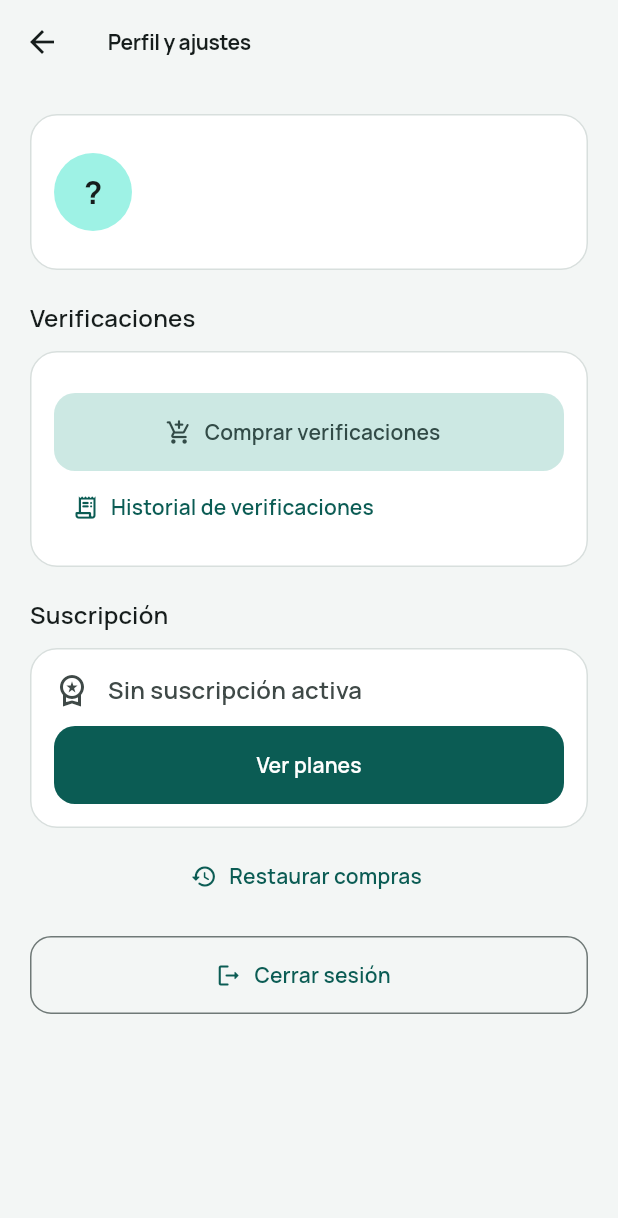
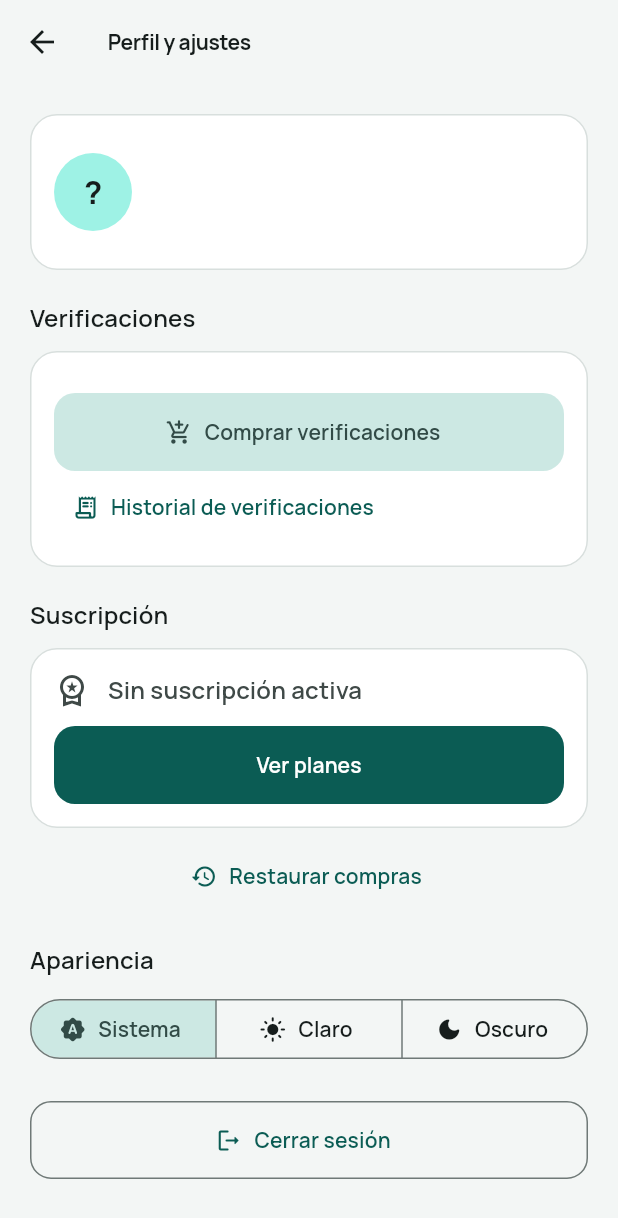
Before and after one commit to hfranco346/cashback_audit, a Flutter app: the SettingsPage screen opened by its route, on a phone screen of 412 x 824 dp. Shown: the top 1218 px of the screen. Run offline on Flutter 3.47's test engine with Material 3 defaults, Android fonts, the phone set to English and light mode, and no system bars; our stand-ins replace animate_do, decimal, dio, drift, drift_flutter, equatable and 6 more; missing offline and left inert: purchases_flutter; accounts and stored records are empty; generated files the repository leaves out were written again.

Commit message:
feat(mobile): let users choose light, dark or system theme

```diff
--- a/apps/mobile/lib/app.dart
+++ b/apps/mobile/lib/app.dart
@@ -7,6 +7,7 @@ import 'core/l10n/strings.dart';
 import 'core/routing/app_pages.dart';
 import 'core/routing/app_routes.dart';
 import 'core/theme/app_theme.dart';
+import 'features/settings/presentation/theme_controller.dart';
 
 class CashbackAuditApp extends StatelessWidget {
   const CashbackAuditApp({super.key});
@@ -18,7 +19,8 @@ class CashbackAuditApp extends StatelessWidget {
       debugShowCheckedModeBanner: false,
       theme: AppTheme.light,
       darkTheme: AppTheme.dark,
-      themeMode: ThemeMode.system,
+      // Initial mode only; later changes go through Get.changeThemeMode.
+      themeMode: Get.find<ThemeController>().themeMode,
       locale: const Locale('es', 'MX'),
       fallbackLocale: const Locale('es', 'MX'),
       supportedLocales: const [Locale('es', 'MX'), Locale('es')],
--- a/apps/mobile/lib/core/l10n/strings.dart
+++ b/apps/mobile/lib/core/l10n/strings.dart
@@ -186,6 +186,10 @@ abstract final class S {
   static String merchantCount(int n) => n == 1 ? '1 comercio' : '$n comercios';
 
   static const settingsTitle = 'Perfil y ajustes';
+  static const appearanceTitle = 'Apariencia';
+  static const themeSystem = 'Sistema';
+  static const themeLight = 'Claro';
+  static const themeDark = 'Oscuro';
   static const longPressHint = 'Mantén presionada una tarjeta para eliminarla';
 
   // Upload
--- /dev/null
+++ b/apps/mobile/lib/features/settings/domain/theme_preference.dart
@@ -0,0 +1,9 @@
+/// How the app picks its brightness. Pure Dart; mapped to `ThemeMode` by the
+/// presentation layer.
+enum ThemePreference { system, light, dark }
+
+abstract class ThemePreferenceRepository {
+  /// Stored preference, or [ThemePreference.system] when none/invalid.
+  Future<ThemePreference> read();
+  Future<void> save(ThemePreference preference);
+}
--- a/apps/mobile/lib/features/settings/presentation/settings_page.dart
+++ b/apps/mobile/lib/features/settings/presentation/settings_page.dart
@@ -8,6 +8,8 @@ import '../../credits/presentation/credits_controller.dart';
 import '../../credits/presentation/widgets/credits_summary_card.dart';
 import '../../subscription/presentation/subscription_controller.dart';
 import '../../subscription/presentation/widgets/subscription_status_card.dart';
+import 'theme_controller.dart';
+import 'widgets/appearance_section.dart';
 
 /// Profile, subscription and sign-out.
 class SettingsPage extends StatelessWidget {
@@ -27,6 +29,7 @@ class SettingsPage extends StatelessWidget {
     final session = Get.find<SessionController>();
     final sub = Get.find<SubscriptionController>();
     final credits = Get.find<CreditsController>();
+    final themeController = Get.find<ThemeController>();
     final theme = Theme.of(context);
     return Scaffold(
       appBar: AppBar(title: const Text(S.settingsTitle)),
@@ -81,7 +84,14 @@ class SettingsPage extends StatelessWidget {
             icon: const Icon(Icons.restore_rounded),
             label: const Text(S.paywallRestore),
           ),
-          const SizedBox(height: 16),
+          const SizedBox(height: 20),
+          Obx(
+            () => AppearanceSection(
+              selected: themeController.preference.value,
+              onChanged: themeController.select,
+            ),
+          ),
+          const SizedBox(height: 24),
           OutlinedButton.icon(
             key: const Key('logout'),
             onPressed: session.signOut,
--- /dev/null
+++ b/apps/mobile/lib/features/settings/presentation/theme_controller.dart
@@ -0,0 +1,49 @@
+import 'package:flutter/material.dart';
+import 'package:get/get.dart';
+
+import '../domain/theme_preference.dart';
+
+/// Permanent holder of the user's theme choice. Registered before the first
+/// frame (see `main.dart`) so the app starts in the right brightness.
+class ThemeController extends GetxController {
+  ThemeController({
+    required this._repository,
+    ThemePreference initial = ThemePreference.system,
+    void Function(ThemeMode mode)? applyMode,
+  }) : _applyMode = applyMode ?? Get.changeThemeMode,
+       preference = initial.obs;
+
+  final ThemePreferenceRepository _repository;
+  final void Function(ThemeMode mode) _applyMode;
+  final Rx<ThemePreference> preference;
+
+  ThemeMode get themeMode => toThemeMode(preference.value);
+
+  static ThemeMode toThemeMode(ThemePreference p) => switch (p) {
+    ThemePreference.system => ThemeMode.system,
+    ThemePreference.light => ThemeMode.light,
+    ThemePreference.dark => ThemeMode.dark,
+  };
+
+  /// Reads the stored preference; falls back to system on any failure.
+  static Future<ThemePreference> loadInitial(
+    ThemePreferenceRepository repository,
+  ) async {
+    try {
+      return await repository.read();
+    } on Object {
+      return ThemePreference.system;
+    }
+  }
+
+  Future<void> select(ThemePreference value) async {
+    if (value == preference.value) return;
+    preference.value = value;
+    _applyMode(toThemeMode(value));
+    try {
+      await _repository.save(value);
+    } on Object {
+      // Not persisting is acceptable: the choice still applies this session.
+    }
+  }
+}
--- /dev/null
+++ b/apps/mobile/lib/features/settings/presentation/widgets/appearance_section.dart
@@ -0,0 +1,53 @@
+import 'package:flutter/material.dart';
+
+import '../../../../core/l10n/strings.dart';
+import '../../domain/theme_preference.dart';
+
+/// Presentational "Apariencia" selector: system / light / dark.
+class AppearanceSection extends StatelessWidget {
+  const AppearanceSection({
+    super.key,
+    required this.selected,
+    required this.onChanged,
+  });
+
+  final ThemePreference selected;
+  final ValueChanged<ThemePreference> onChanged;
+
+  @override
+  Widget build(BuildContext context) {
+    return Column(
+      crossAxisAlignment: CrossAxisAlignment.start,
+      children: [
+        Text(S.appearanceTitle, style: Theme.of(context).textTheme.titleMedium),
+        const SizedBox(height: 10),
+        SizedBox(
+          width: double.infinity,
+          child: SegmentedButton<ThemePreference>(
+            key: const Key('theme-selector'),
+            showSelectedIcon: false,
+            segments: const [
+              ButtonSegment(
+                value: ThemePreference.system,
+                icon: Icon(Icons.brightness_auto_rounded),
+                label: Text(S.themeSystem),
+              ),
+              ButtonSegment(
+                value: ThemePreference.light,
+                icon: Icon(Icons.light_mode_rounded),
+                label: Text(S.themeLight),
+              ),
+              ButtonSegment(
+                value: ThemePreference.dark,
+                icon: Icon(Icons.dark_mode_rounded),
+                label: Text(S.themeDark),
+              ),
+            ],
+            selected: {selected},
+            onSelectionChanged: (s) => onChanged(s.first),
+          ),
+        ),
+      ],
+    );
+  }
+}
```
Also changed, not shown: apps/mobile/lib/features/cards/presentation/widgets/card_tile.dart (+6 -1 lines), apps/mobile/lib/features/settings/data/theme_preference_repository_impl.dart (added, +23 -0 lines), apps/mobile/lib/main.dart (+17 -0 lines), 2 other files.
